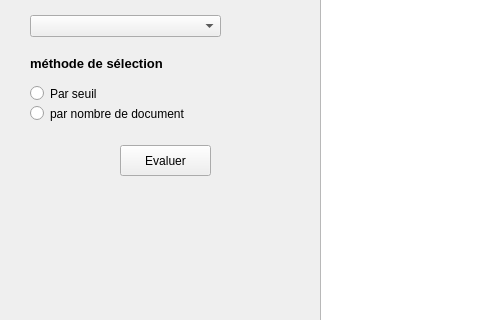
raouftams/RI_projet, file src/ui/evaluation.ui: the form before one commit; both pictures show x 0 to 480 and y 95 to 415 of the 800 by 600 pixel window.
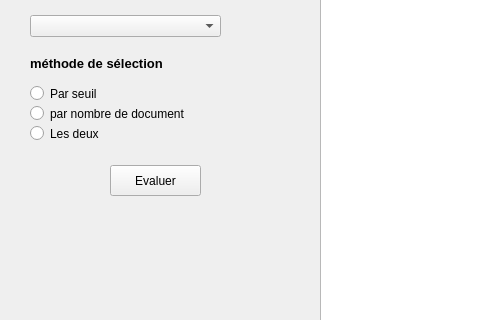
The form after the commit.

Commit message: fix inversefile creation method && boolean request evaluation

```diff
--- a/src/ui/evaluation.ui
+++ b/src/ui/evaluation.ui
@@ -170,8 +170,8 @@
   <widget class="QPushButton" name="evaluate_btn">
    <property name="geometry">
     <rect>
-     <x>120</x>
-     <y>240</y>
+     <x>110</x>
+     <y>260</y>
      <width>91</width>
      <height>31</height>
     </rect>
@@ -180,6 +180,19 @@
     <string>Evaluer</string>
    </property>
   </widget>
+  <widget class="QRadioButton" name="both_methods">
+   <property name="geometry">
+    <rect>
+     <x>30</x>
+     <y>220</y>
+     <width>161</width>
+     <height>17</height>
+    </rect>
+   </property>
+   <property name="text">
+    <string>Les deux</string>
+   </property>
+  </widget>
  </widget>
  <resources/>
  <connections/>
```
The commit also changes 9 other files.
